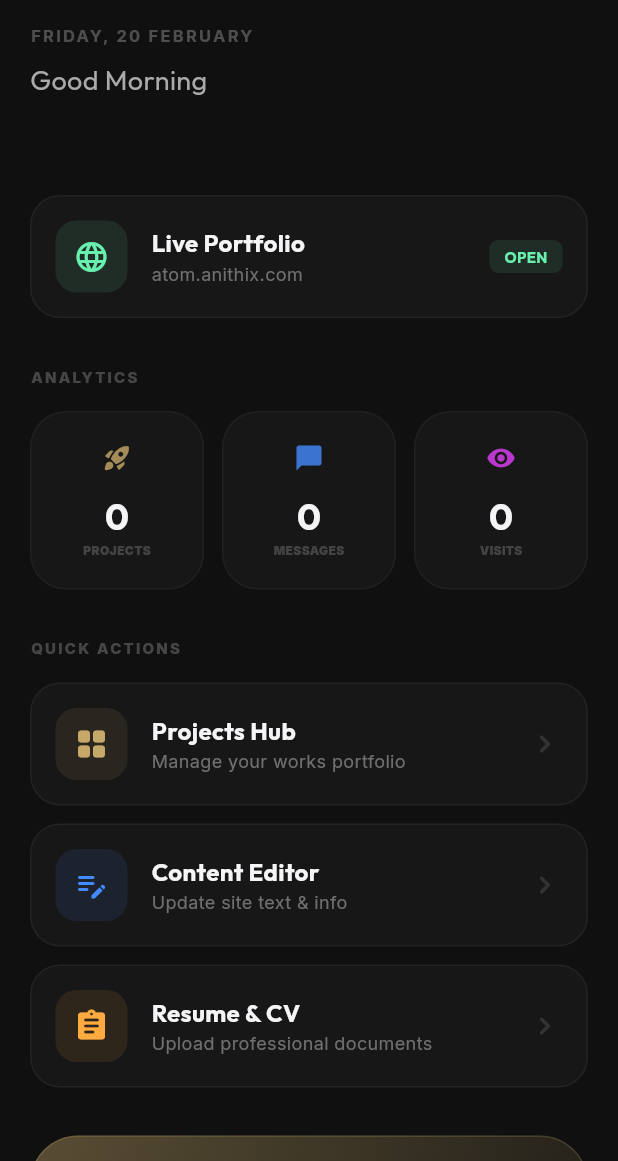
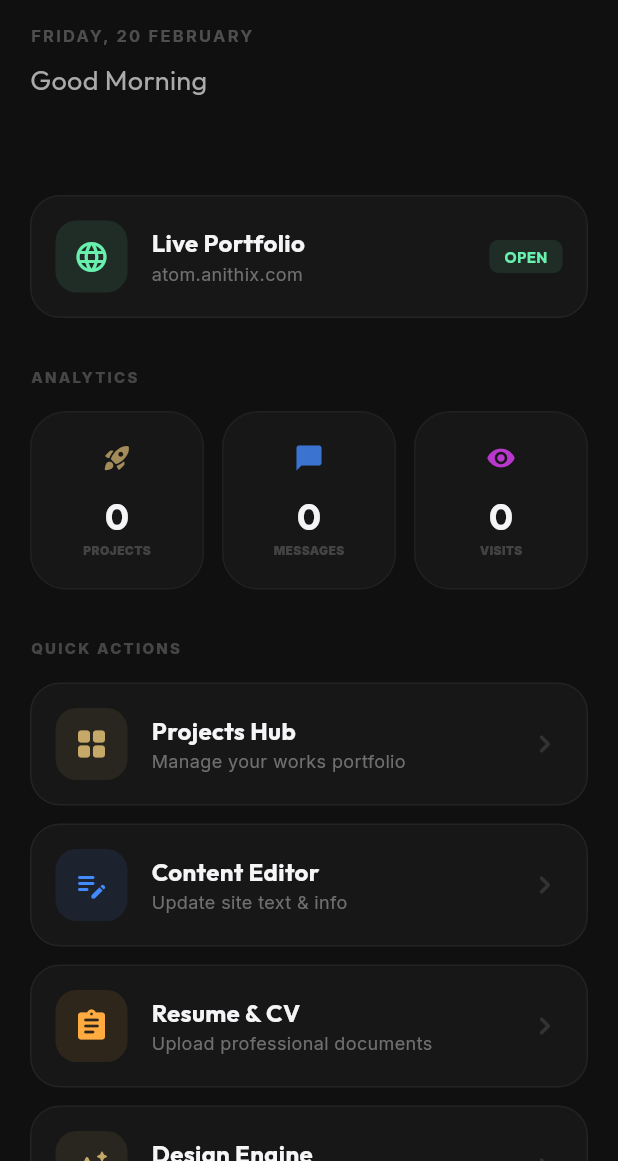
Before and after one commit to Saikumar9342/Portfolio_mobile, a Flutter app: the screen it shows once a user with an empty profile is signed in, on a phone screen of 412 x 824 dp, the part 75-1236 px from its top. Run offline on Flutter 3.47's test engine with Material 3 defaults, Android fonts, the phone set to English and light mode, and no system bars; our stand-ins replace cloud_firestore, file_picker, firebase_analytics, firebase_auth, firebase_core, firebase_crashlytics and 9 more; missing offline and left inert: cloudinary_public, syncfusion_flutter_pdf, translator; accounts and stored records are empty.

Commit message:
Add HomeScreen with dynamic greeting, live portfolio status, analytics, and quick actions, integrating Firestore and notification services.

```diff
--- a/lib/screens/home_screen.dart
+++ b/lib/screens/home_screen.dart
@@ -328,23 +328,18 @@ class _HomeScreenState extends State<HomeScreen> {
                         MaterialPageRoute(
                             builder: (_) => const ResumeUploadScreen())),
                   ),
-                ],
-              ),
-            ),
-          ),
-
-          // 6. Highlight: Design Engine
-          SliverToBoxAdapter(
-            child: Padding(
-              padding: const EdgeInsets.fromLTRB(20, 32, 20, 0),
-              child: _FeaturedHighlightCard(
+                  const SizedBox(height: 12),
+                  _ActionPanel(
                     title: "Design Engine",
-                description: "Fine-tune your portfolio visual identity.",
+                    subtitle: "Fine-tune your portfolio visual identity",
                     icon: Icons.auto_awesome_rounded,
+                    color: AppTheme.primaryColor,
                     onTap: () => Navigator.push(
                         context,
                         MaterialPageRoute(
                             builder: (_) => const DesignEngineScreen())),
+                  ),
+                ],
               ),
             ),
           ),
@@ -509,83 +504,44 @@ class _HeaderAction extends StatelessWidget {
               StreamBuilder<int>(
                   stream: stream,
                   builder: (context, snapshot) {
-                    if (!snapshot.hasData || snapshot.data == 0)
+                    if (!snapshot.hasData || snapshot.data == 0) {
                       return const SizedBox.shrink();
+                    }
+                    int count = snapshot.data!;
                     return Positioned(
-                      top: 8,
-                      right: 8,
+                      top: 0,
+                      right: 0,
                       child: Container(
-                          width: 10,
-                          height: 10,
+                        padding: const EdgeInsets.symmetric(
+                            horizontal: 4, vertical: 2),
                         decoration: BoxDecoration(
-                              color: AppTheme.primaryColor,
-                              shape: BoxShape.circle,
+                          color: Colors.redAccent,
+                          borderRadius: BorderRadius.circular(10),
                           border: Border.all(
                             color: AppTheme.scaffoldBackgroundColor,
-                                  width: 2))),
+                            width: 2,
+                          ),
+                        ),
+                        constraints: const BoxConstraints(
+                          minWidth: 18,
+                          minHeight: 18,
+                        ),
+                        child: Center(
+                          child: Text(
+                            count > 99 ? '99+' : count.toString(),
+                            style: const TextStyle(
+                              color: Colors.white,
+                              fontSize: 10,
+                              fontWeight: FontWeight.bold,
+                              height: 1,
+                            ),
+                            textAlign: TextAlign.center,
+                          ),
+                        ),
+                      ),
                     );
                   }),
           ],
-        ),
-      ),
-    );
-  }
-}
-
-class _FeaturedHighlightCard extends StatelessWidget {
-  final String title;
-  final String description;
-  final IconData icon;
-  final VoidCallback onTap;
-
-  const _FeaturedHighlightCard(
-      {required this.title,
-      required this.description,
-      required this.icon,
-      required this.onTap});
-
-  @override
-  Widget build(BuildContext context) {
-    return _Bouncy(
-      child: GestureDetector(
-        onTap: onTap,
-        child: Container(
-          width: double.infinity,
-          padding: const EdgeInsets.all(24),
-          decoration: BoxDecoration(
-            borderRadius: BorderRadius.circular(32),
-            gradient: LinearGradient(
-                begin: Alignment.topLeft,
-                end: Alignment.bottomRight,
-                colors: [
-                  AppTheme.primaryColor.withValues(alpha: 0.4),
-                  AppTheme.primaryColor.withValues(alpha: 0.1)
-                ]),
-            border:
-                Border.all(color: AppTheme.primaryColor.withValues(alpha: 0.2)),
-          ),
-          child: Column(
-            crossAxisAlignment: CrossAxisAlignment.start,
-            children: [
-              Row(
-                children: [
-                  Icon(icon, color: Colors.black87, size: 24),
-                  const SizedBox(width: 12),
-                  Text(title,
-                      style: GoogleFonts.outfit(
-                          fontSize: 20,
-                          fontWeight: FontWeight.w900,
-                          color: Colors.black87)),
-                ],
-              ),
-              const SizedBox(height: 12),
-              Text(description,
-                  style: GoogleFonts.inter(
-                      fontSize: 14,
-                      fontWeight: FontWeight.w500,
-                      color: Colors.black87.withValues(alpha: 0.7))),
-            ],
-          ),
         ),
       ),
     );
```
Lines whose indentation alone changed are shown as unchanged.
